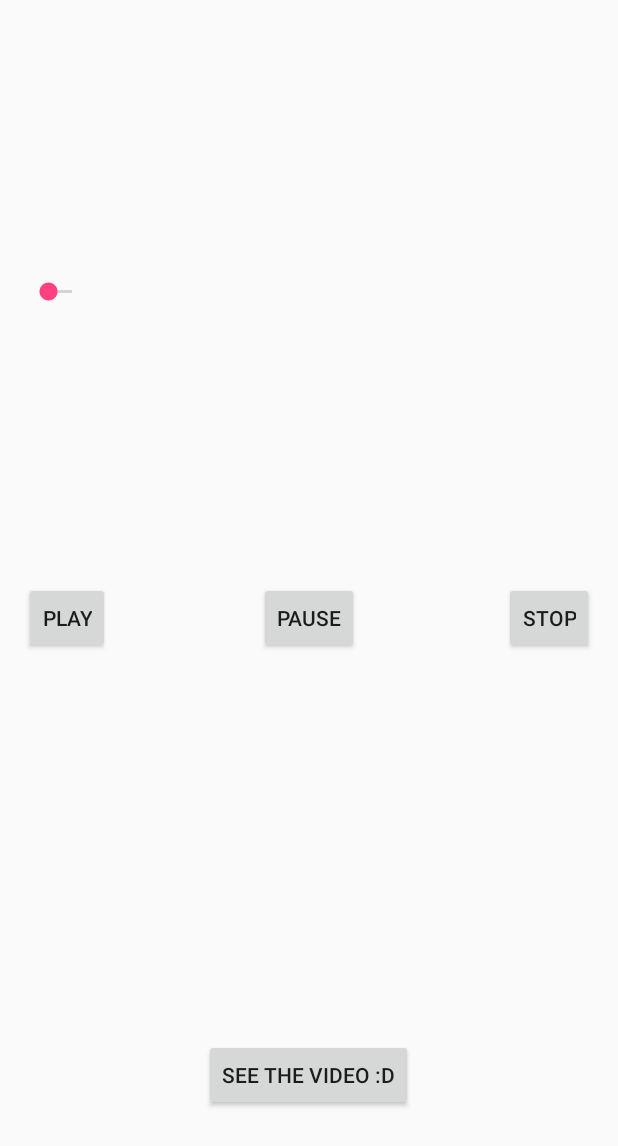
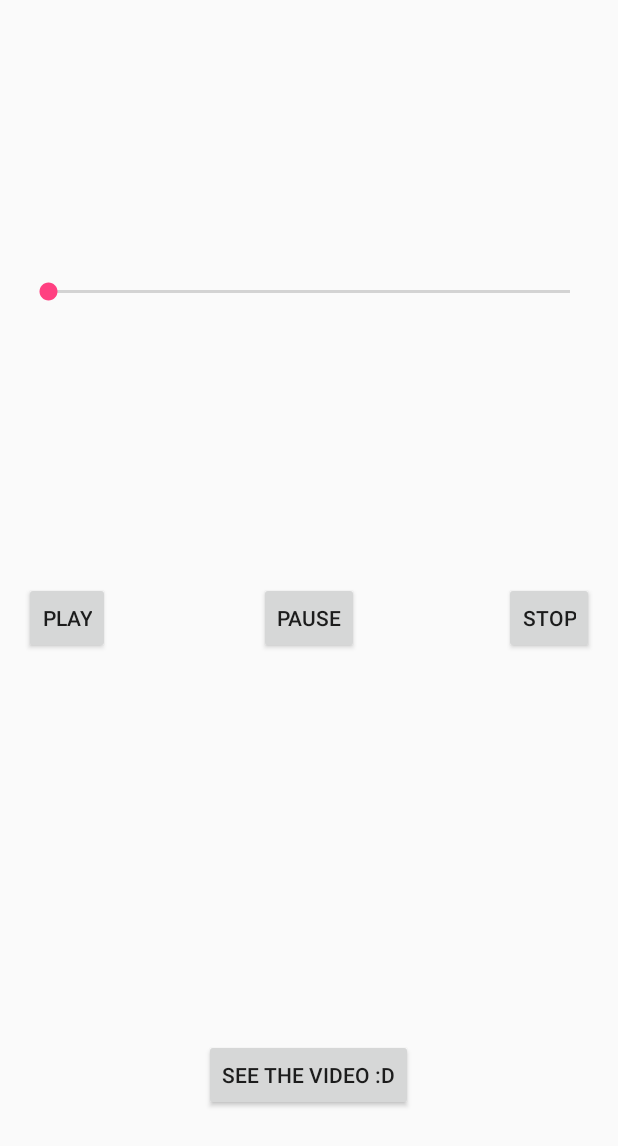
Before and after one commit to J-DDog/VideoApp, an Android app: the layout activity_sound.xml on its own in the app's theme, with its tools: preview values and no code run, on a phone screen of 412 x 824 dp. Shown: the top 1146 px of the screen. Run offline under Robolectric (Android 15) with nearby library versions, the phone set to English and light mode, and no system bars.

```diff
--- a/app/src/main/AndroidManifest.xml
+++ b/app/src/main/AndroidManifest.xml
@@ -8,15 +8,16 @@
         android:label="@string/app_name"
         android:supportsRtl="true"
         android:theme="@style/AppTheme" >
-        <activity android:name=".VideoActivity" >
+        <activity android:name=".SoundActivity" >
             <intent-filter>
                 <action android:name="android.intent.action.MAIN" />
 
                 <category android:name="android.intent.category.LAUNCHER" />
             </intent-filter>
         </activity>
-        <activity android:name=".SoundActivity" >
+        <activity android:name=".VideoActivity" >
         </activity>
+
     </application>
 
 </manifest>
--- a/app/src/main/res/layout/activity_sound.xml
+++ b/app/src/main/res/layout/activity_sound.xml
@@ -5,7 +5,8 @@
     android:paddingRight="@dimen/activity_horizontal_margin"
     android:paddingTop="@dimen/activity_vertical_margin"
     android:paddingBottom="@dimen/activity_vertical_margin"
-    tools:context="flintspark.videoapp.SoundActivity">
+    tools:context="flintspark.videoapp.SoundActivity"
+                android:id="@+id/mainLayout">
 
     <SeekBar
         android:layout_width="wrap_content"
@@ -15,8 +16,8 @@
         android:layout_marginTop="169dp"
         android:layout_alignParentLeft="true"
         android:layout_alignParentStart="true"
-        android:layout_alignParentRight="true"
-        android:layout_alignParentEnd="false" />
+        android:layout_alignRight="@+id/stopButton"
+        android:layout_alignEnd="@+id/stopButton"/>
 
     <Button
         style="?android:attr/buttonStyleSmall"
```
Also changed, not shown: app/src/main/java/flintspark/videoapp/SoundActivity.java (+28 -2 lines), app/src/main/java/flintspark/videoapp/VideoActivity.java (+46 -2 lines), 1 other file.
